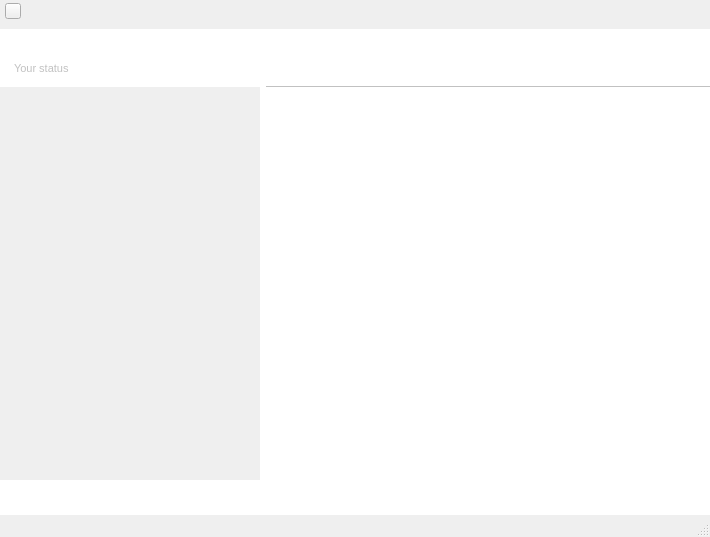
The window that mainwindow.ui (qTox/qTox) describes before a commit, drawn with Qt 5.
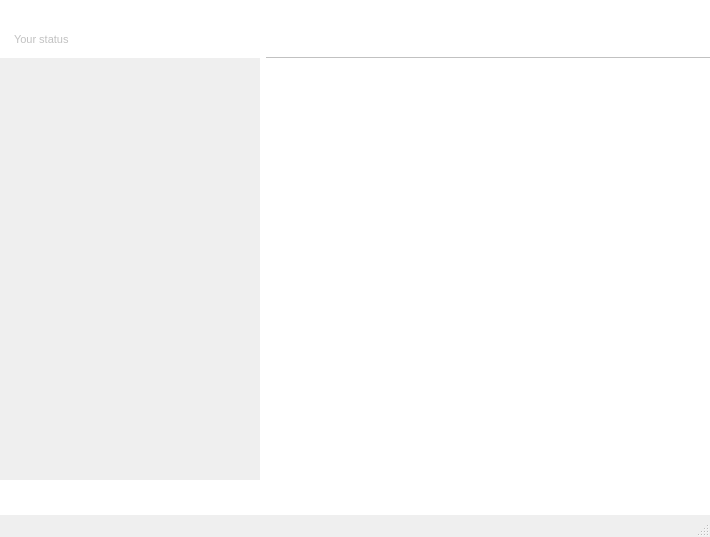
The same window after the commit. Icons and pictures are not drawn. Custom widgets are drawn as their Qt base class.

Diff of the .ui file:
```diff
--- a/mainwindow.ui
+++ b/mainwindow.ui
@@ -37,193 +37,6 @@
     <property name="bottomMargin">
      <number>0</number>
     </property>
-    <item>
-     <widget class="QWidget" name="titleBar" native="true">
-      <property name="sizePolicy">
-       <sizepolicy hsizetype="Expanding" vsizetype="Preferred">
-        <horstretch>0</horstretch>
-        <verstretch>0</verstretch>
-       </sizepolicy>
-      </property>
-      <property name="minimumSize">
-       <size>
-        <width>0</width>
-        <height>23</height>
-       </size>
-      </property>
-      <property name="maximumSize">
-       <size>
-        <width>16777215</width>
-        <height>23</height>
-       </size>
-      </property>
-      <layout class="QHBoxLayout" name="horizontalLayout">
-       <property name="spacing">
-        <number>4</number>
-       </property>
-       <property name="leftMargin">
-        <number>5</number>
-       </property>
-       <property name="topMargin">
-        <number>0</number>
-       </property>
-       <property name="rightMargin">
-        <number>1</number>
-       </property>
-       <property name="bottomMargin">
-        <number>0</number>
-       </property>
-       <item>
-        <widget class="QToolButton" name="tbMenu">
-         <property name="minimumSize">
-          <size>
-           <width>16</width>
-           <height>16</height>
-          </size>
-         </property>
-         <property name="maximumSize">
-          <size>
-           <width>16</width>
-           <height>16</height>
-          </size>
-         </property>
-         <property name="iconSize">
-          <size>
-           <width>16</width>
-           <height>16</height>
-          </size>
-         </property>
-         <property name="popupMode">
-          <enum>QToolButton::InstantPopup</enum>
-         </property>
-        </widget>
-       </item>
-       <item>
-        <spacer name="horizontalSpacer">
-         <property name="orientation">
-          <enum>Qt::Horizontal</enum>
-         </property>
-         <property name="sizeType">
-          <enum>QSizePolicy::Fixed</enum>
-         </property>
-         <property name="sizeHint" stdset="0">
-          <size>
-           <width>15</width>
-           <height>1</height>
-          </size>
-         </property>
-        </spacer>
-       </item>
-       <item>
-        <widget class="QLabel" name="LTitle">
-         <property name="minimumSize">
-          <size>
-           <width>100</width>
-           <height>22</height>
-          </size>
-         </property>
-         <property name="maximumSize">
-          <size>
-           <width>16777215</width>
-           <height>22</height>
-          </size>
-         </property>
-        </widget>
-       </item>
-       <item>
-        <spacer name="horizontalSpacer_2">
-         <property name="orientation">
-          <enum>Qt::Horizontal</enum>
-         </property>
-         <property name="sizeType">
-          <enum>QSizePolicy::Minimum</enum>
-         </property>
-         <property name="sizeHint" stdset="0">
-          <size>
-           <width>134</width>
-           <height>20</height>
-          </size>
-         </property>
-        </spacer>
-       </item>
-       <item>
-        <widget class="QPushButton" name="pbMin">
-         <property name="minimumSize">
-          <size>
-           <width>22</width>
-           <height>22</height>
-          </size>
-         </property>
-         <property name="maximumSize">
-          <size>
-           <width>22</width>
-           <height>22</height>
-          </size>
-         </property>
-         <property name="iconSize">
-          <size>
-           <width>22</width>
-           <height>22</height>
-          </size>
-         </property>
-         <property name="flat">
-          <bool>true</bool>
-         </property>
-        </widget>
-       </item>
-       <item>
-        <widget class="QPushButton" name="pbMax">
-         <property name="minimumSize">
-          <size>
-           <width>22</width>
-           <height>22</height>
-          </size>
-         </property>
-         <property name="maximumSize">
-          <size>
-           <width>22</width>
-           <height>22</height>
-          </size>
-         </property>
-         <property name="iconSize">
-          <size>
-           <width>22</width>
-           <height>22</height>
-          </size>
-         </property>
-         <property name="flat">
-          <bool>true</bool>
-         </property>
-        </widget>
-       </item>
-       <item>
-        <widget class="QPushButton" name="pbClose">
-         <property name="minimumSize">
-          <size>
-           <width>22</width>
-           <height>22</height>
-          </size>
-         </property>
-         <property name="maximumSize">
-          <size>
-           <width>22</width>
-           <height>22</height>
-          </size>
-         </property>
-         <property name="iconSize">
-          <size>
-           <width>22</width>
-           <height>22</height>
-          </size>
-         </property>
-         <property name="flat">
-          <bool>true</bool>
-         </property>
-        </widget>
-       </item>
-      </layout>
-     </widget>
-    </item>
     <item>
      <widget class="QSplitter" name="mainSplitter">
       <property name="sizePolicy">
@@ -1221,7 +1034,7 @@
              <x>0</x>
              <y>0</y>
              <width>288</width>
-             <height>371</height>
+             <height>400</height>
             </rect>
            </property>
            <layout class="QVBoxLayout" name="verticalLayout_5"/>
```
